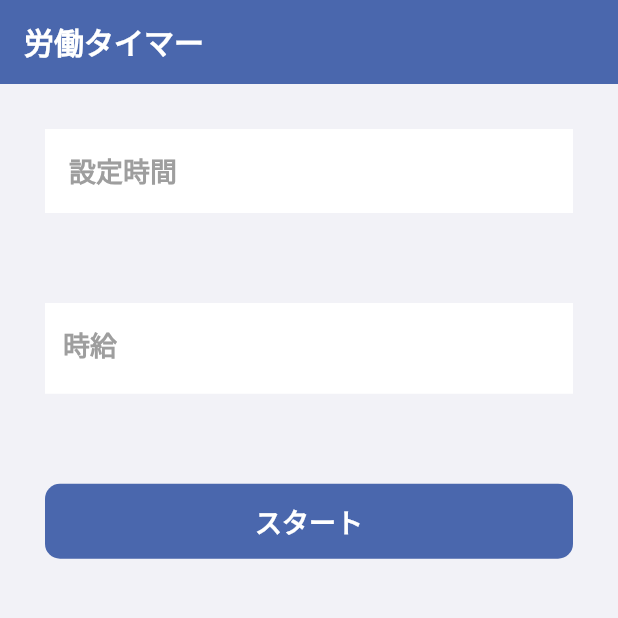
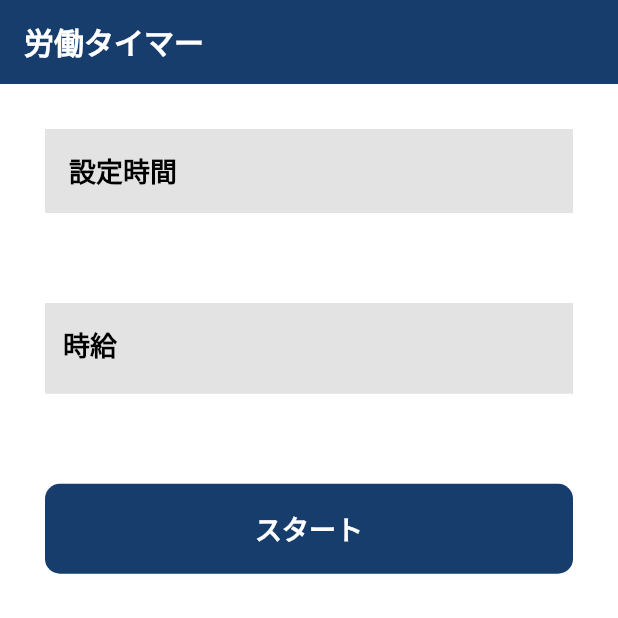
Before and after one commit to iseruuuuu/working_money_timer_app, a Flutter app: the screen it shows after launch, on a phone screen of 412 x 824 dp, the top half of it. Run offline on Flutter 3.47's test engine with Material 2 defaults, Android fonts, the light colour scheme and no system bars; our stand-ins replace flutter_riverpod, freezed_annotation, stop_watch_timer.

Commit message:
add1.0: 背景色・AppBar色・入力色を変更した。

```diff
--- a/lib/constants/color_constants.dart
+++ b/lib/constants/color_constants.dart
@@ -2,8 +2,9 @@
 import 'package:flutter/material.dart';
 
 class ColorConstants {
-  static Color appBarColor = const Color(0xFF4A67AD);
-  static Color backgroundColor = const Color(0xFFF2F2F7);
+  static Color appBarColor = const Color(0xFF173D6C);
+  static Color backgroundColor = const Color(0xFFFFFFFF);
+  static Color timerSetTileColor = const Color(0xFFE3E3E3);
   static Color yellow = Colors.yellow;
   static Color lightBlue = Colors.lightBlue;
   static Color blue = Colors.blue;
--- a/lib/constants/style_constants.dart
+++ b/lib/constants/style_constants.dart
@@ -5,10 +5,17 @@ import 'package:flutter/material.dart';
 import 'package:work_record_app/constants/color_constants.dart';
 
 class StyleConstants {
+
+  static TextStyle appBarStyle = const TextStyle(
+    color: Colors.white,
+    fontWeight: FontWeight.bold,
+    fontSize: 20,
+  );
+
   static TextStyle titleStyle = TextStyle(
     fontSize: 18,
     fontWeight: FontWeight.bold,
-    color: ColorConstants.grey,
+    color: ColorConstants.black,
   );
 
   static TextStyle timeStyle = TextStyle(
@@ -25,8 +32,8 @@ class StyleConstants {
 
   static ButtonStyle buttonStyle = ElevatedButton.styleFrom(
     elevation: 0,
-    foregroundColor: Colors.white,
-    backgroundColor: const Color(0xFF4A67AD),
+    foregroundColor: ColorConstants.white,
+    backgroundColor: ColorConstants.appBarColor,
     shape: const RoundedRectangleBorder(
       borderRadius: BorderRadius.all(
         Radius.circular(10),
--- a/lib/screen/timer_set/timer_set_screen.dart
+++ b/lib/screen/timer_set/timer_set_screen.dart
@@ -23,14 +23,7 @@ class TimerSetScreen extends ConsumerWidget {
       appBar: AppBar(
         backgroundColor: ColorConstants.appBarColor,
         elevation: 0,
-        title: const Text(
-          '労働タイマー',
-          style: TextStyle(
-            color: Colors.white,
-            fontWeight: FontWeight.bold,
-            fontSize: 20,
-          ),
-        ),
+        title: Text('労働タイマー', style: StyleConstants.appBarStyle),
       ),
       body: GestureDetector(
         onTap: () => FocusScope.of(context).unfocus(),
@@ -39,11 +32,8 @@ class TimerSetScreen extends ConsumerWidget {
             Padding(
               padding: const EdgeInsets.all(30),
               child: ListTile(
-                tileColor: ColorConstants.white,
-                leading: Text(
-                  '設定時間',
-                  style: StyleConstants.titleStyle,
-                ),
+                tileColor: ColorConstants.timerSetTileColor,
+                leading: Text('設定時間', style: StyleConstants.titleStyle),
                 trailing: Text(
                   (state.workingTime.minute == 0 && state.workingTime.hour == 0)
                       ? ''
@@ -66,8 +56,8 @@ class TimerSetScreen extends ConsumerWidget {
                 decoration: InputDecoration(
                   labelText: '時給',
                   labelStyle: StyleConstants.titleStyle,
+                  fillColor: ColorConstants.timerSetTileColor,
                   filled: true,
-                  fillColor: ColorConstants.white,
                   border: InputBorder.none,
                 ),
               ),
@@ -76,16 +66,13 @@ class TimerSetScreen extends ConsumerWidget {
               padding: const EdgeInsets.all(30),
               child: SizedBox(
                 width: context.screenWidth,
-                height: 50,
+                height: 60,
                 child: ElevatedButton(
                   onPressed: () => ref
                       .read(timerSetScreenStateNotifierProvider.notifier)
                       .onTapTimer(context),
                   style: StyleConstants.buttonStyle,
-                  child: Text(
-                    'スタート',
-                    style: StyleConstants.buttonTextStyle,
-                  ),
+                  child: Text('スタート', style: StyleConstants.buttonTextStyle),
                 ),
               ),
             ),
```
